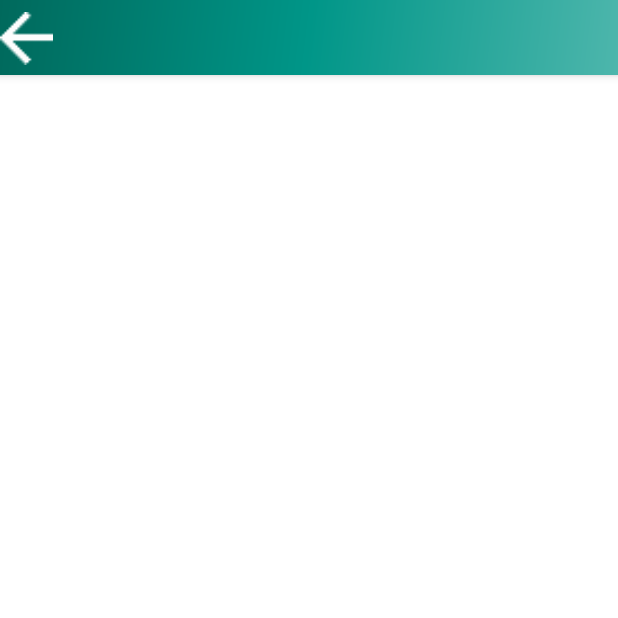
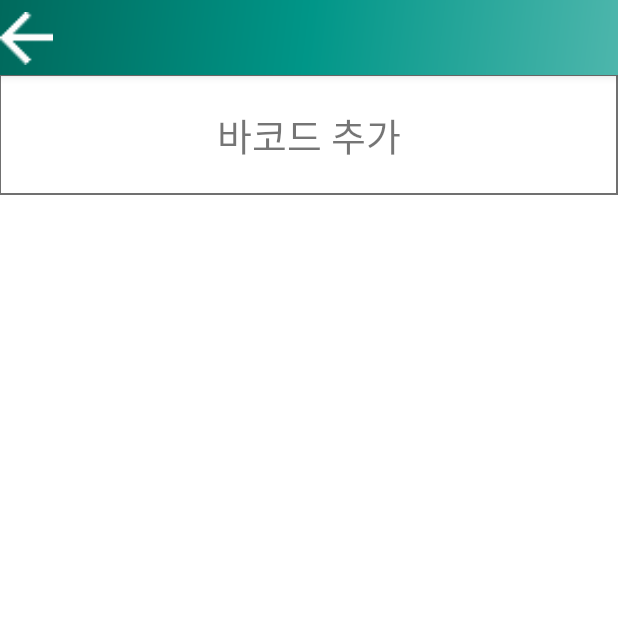
Before and after one commit to gao01java/Hsproject, an Android app: the OrderActivity screen opened directly, with no data from a screen before it, on a phone screen of 412 x 824 dp, the top half of it. Run offline under Robolectric (Android 15) with nearby library versions, the phone set to English and light mode, and no system bars.

Commit message:
+barcodeXml

```diff
--- a/app/src/main/res/layout/order_main.xml
+++ b/app/src/main/res/layout/order_main.xml
@@ -1,6 +1,7 @@
 <?xml version="1.0" encoding="utf-8"?>
 <LinearLayout
     xmlns:android="http://schemas.android.com/apk/res/android"
+    android:orientation="vertical"
     android:layout_width="match_parent"
     android:layout_height="match_parent">
 
@@ -38,6 +39,22 @@
 
     </com.google.android.material.appbar.AppBarLayout>
 
+    <LinearLayout
+        android:layout_width="match_parent"
+        android:layout_height="80dp">
+
+        <TextView
+            android:background="@drawable/barcode"
+            android:gravity="center"
+            android:layout_width="match_parent"
+            android:layout_height="match_parent"
+            android:textSize="25sp"
+            android:text="바코드 추가"/>
+
+
+
+    </LinearLayout>
+
 
 
 </LinearLayout>
```
Also changed, not shown: app/src/main/res/drawable-xxhdpi/barcode.png (added).
